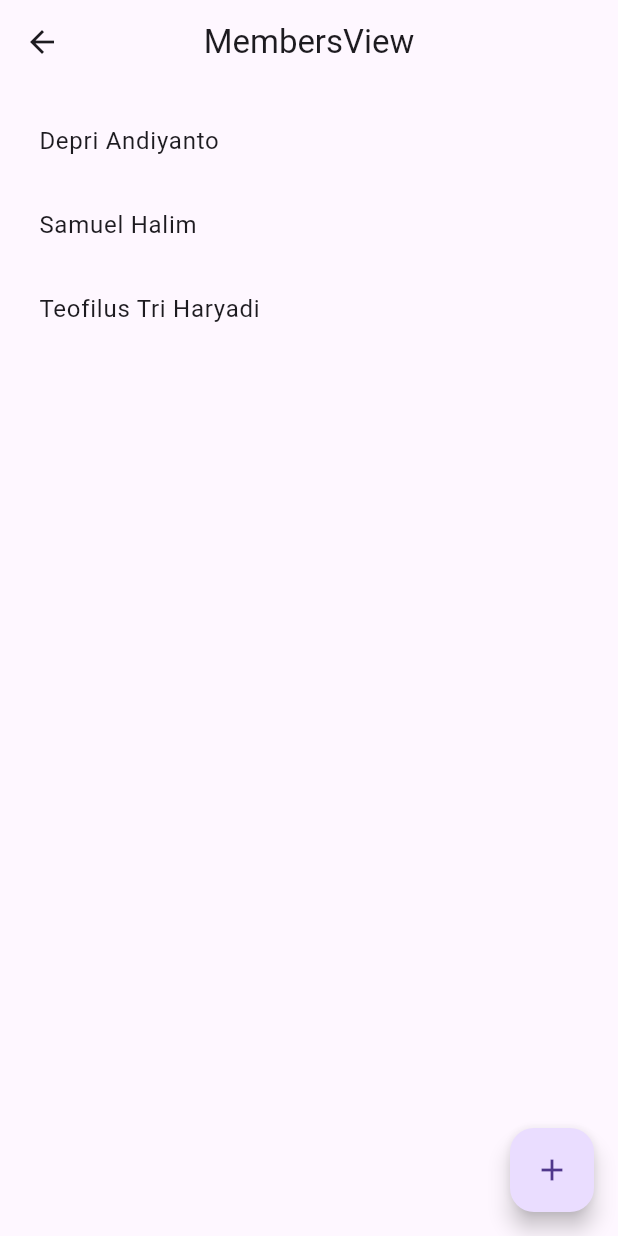
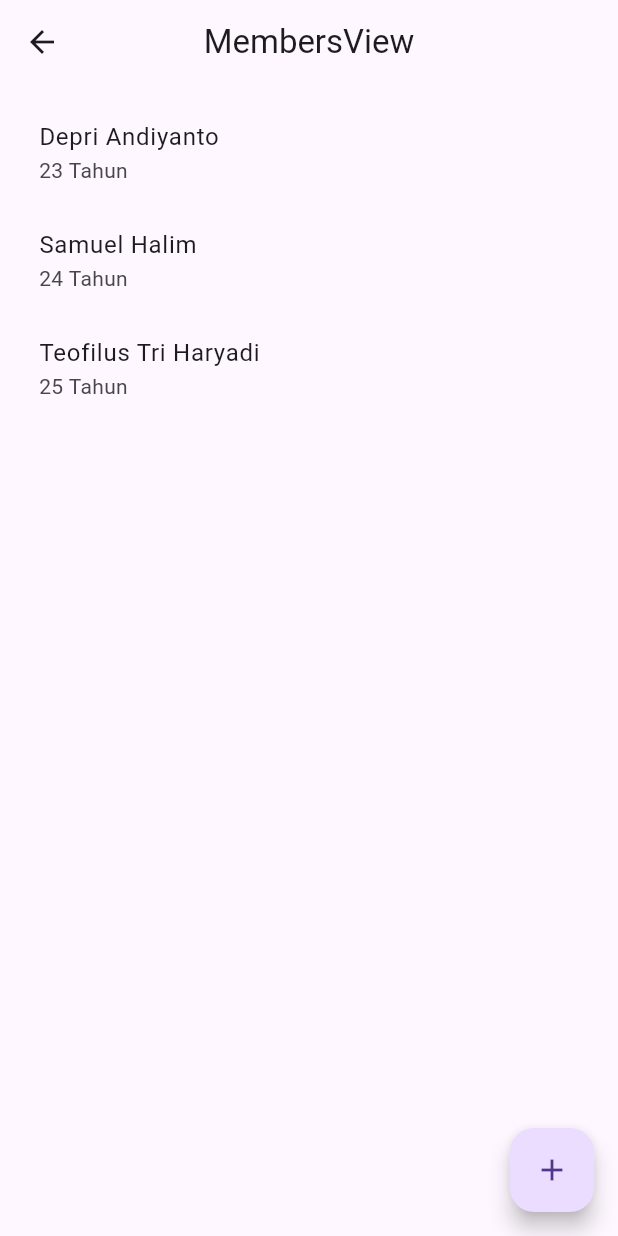
Before and after one commit to depriandiy/gym_presence, a Flutter app: the MembersView screen opened by its route, on a phone screen of 412 x 824 dp. Run offline on Flutter 3.47's test engine with Material 3 defaults, Android fonts, the phone set to English and light mode, and no system bars; our stand-ins replace get.

Commit message:
create view:member_item

```diff
--- /dev/null
+++ b/lib/app/modules/members/views/member_item_view.dart
@@ -0,0 +1,15 @@
+import 'package:flutter/material.dart';
+
+class MemberItem extends StatelessWidget {
+  const MemberItem(this.data);
+
+  final Map<String, dynamic> data;
+
+  @override
+  Widget build(BuildContext context) {
+    return ListTile(
+      title: Text(data["name"]),
+      subtitle: Text("${data['age']} Tahun"),
+    );
+  }
+}
--- a/lib/app/modules/members/views/members_view.dart
+++ b/lib/app/modules/members/views/members_view.dart
@@ -1,6 +1,7 @@
 import 'package:flutter/material.dart';
 
 import 'package:get/get.dart';
+import 'package:gym_presence/app/modules/members/views/member_item_view.dart';
 import 'package:gym_presence/app/routes/app_pages.dart';
 
 import '../controllers/members_controller.dart';
@@ -18,11 +19,8 @@ class MembersView extends GetView<MembersController> {
         () => ListView.builder(
           padding: EdgeInsets.all(10),
           itemCount: controller.allMembers.length,
-          itemBuilder: (context, index) => ListTile(
-            title: Text(
-              controller.allMembers[index]["name"],
-            ),
-          ),
+          itemBuilder: (context, index) =>
+              MemberItem(controller.allMembers[index]),
         ),
       ),
       floatingActionButton: FloatingActionButton(
```
